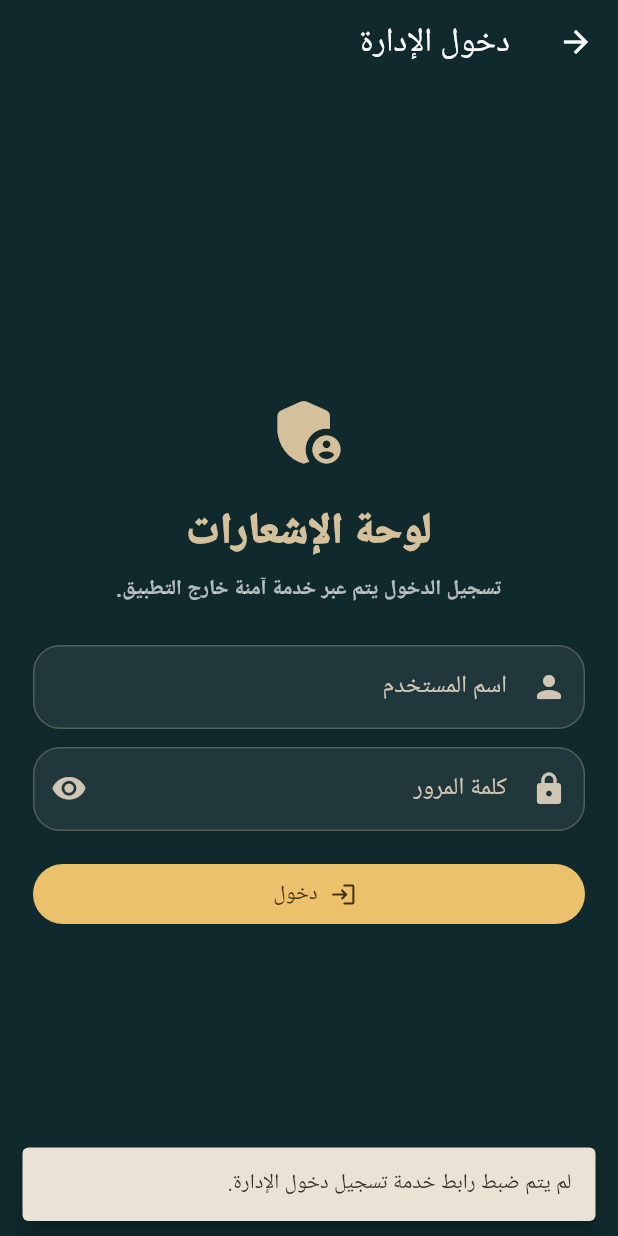
After one commit to GOLM1/zakat_radio_app, a Flutter app: the AdminLoginPage screen opened directly, after a tap on "دخول", on a phone screen of 412 x 824 dp. The commit adds this screen. Run offline on Flutter 3.47's test engine with Material 3 defaults, Android fonts, the phone set to English and light mode, and no system bars; our stand-ins replace google_fonts, just_audio, just_audio_background; missing offline and left inert: audio_session; Roboto replaces fonts that are missing (Tajawal); statements that could not run were skipped.

Commit message:
Add hidden admin notification dashboard

```diff
--- /dev/null
+++ b/lib/admin_dashboard.dart
@@ -0,0 +1,444 @@
+import 'dart:async';
+import 'dart:convert';
+import 'dart:io';
+
+import 'package:flutter/material.dart';
+
+const _authEndpoint = String.fromEnvironment('ZAKAT_AUTH_ENDPOINT');
+const _notificationEndpoint = String.fromEnvironment(
+  'ZAKAT_NOTIFICATION_ENDPOINT',
+);
+
+class AdminLoginPage extends StatefulWidget {
+  const AdminLoginPage({super.key});
+
+  @override
+  State<AdminLoginPage> createState() => _AdminLoginPageState();
+}
+
+class _AdminLoginPageState extends State<AdminLoginPage> {
+  final _usernameController = TextEditingController();
+  final _passwordController = TextEditingController();
+  bool _isLoggingIn = false;
+  bool _obscurePassword = true;
+
+  @override
+  void dispose() {
+    _usernameController.dispose();
+    _passwordController.dispose();
+    super.dispose();
+  }
+
+  Future<void> _login() async {
+    if (_authEndpoint.isEmpty) {
+      _showMessage('لم يتم ضبط رابط خدمة تسجيل دخول الإدارة.');
+      return;
+    }
+
+    final username = _usernameController.text.trim();
+    final password = _passwordController.text;
+
+    if (username.isEmpty || password.isEmpty) {
+      _showMessage('أدخل اسم المستخدم وكلمة المرور.');
+      return;
+    }
+
+    setState(() => _isLoggingIn = true);
+
+    try {
+      final session = await _authenticateAdmin(
+        username: username,
+        password: password,
+      );
+      if (!mounted) return;
+      Navigator.of(context).pushReplacement(
+        MaterialPageRoute<void>(
+          builder: (_) => AdminDashboardPage(session: session),
+        ),
+      );
+    } catch (_) {
+      _showMessage('بيانات الدخول غير صحيحة أو الخدمة غير متاحة.');
+    } finally {
+      if (mounted) setState(() => _isLoggingIn = false);
+    }
+  }
+
+  Future<AdminSession> _authenticateAdmin({
+    required String username,
+    required String password,
+  }) async {
+    final client = HttpClient();
+    try {
+      final request = await client
+          .postUrl(Uri.parse(_authEndpoint))
+          .timeout(const Duration(seconds: 12));
+
+      request.headers.contentType = ContentType.json;
+      request.write(
+        jsonEncode({
+          'username': username,
+          'password': password,
+          'source': 'zakat_radio_app',
+        }),
+      );
+
+      final response = await request.close().timeout(
+            const Duration(seconds: 12),
+          );
+      final responseBody = await utf8.decoder.bind(response).join();
+
+      if (response.statusCode < 200 || response.statusCode >= 300) {
+        throw HttpException('Admin authentication failed');
+      }
+
+      final decoded = jsonDecode(responseBody);
+      if (decoded is! Map<String, dynamic>) {
+        throw const FormatException('Invalid auth response');
+      }
+
+      final token = decoded['token'];
+      if (token is! String || token.isEmpty) {
+        throw const FormatException('Missing auth token');
+      }
+
+      return AdminSession(token: token, username: username);
+    } finally {
+      client.close(force: true);
+    }
+  }
+
+  void _showMessage(String message) {
+    ScaffoldMessenger.of(context).showSnackBar(
+      SnackBar(content: Text(message), behavior: SnackBarBehavior.floating),
+    );
+  }
+
+  @override
+  Widget build(BuildContext context) {
+    return Directionality(
+      textDirection: TextDirection.rtl,
+      child: Scaffold(
+        backgroundColor: const Color(0xFF0F292D),
+        appBar: AppBar(
+          backgroundColor: const Color(0xFF0F292D),
+          foregroundColor: Colors.white,
+          title: const Text('دخول الإدارة'),
+        ),
+        body: SafeArea(
+          child: Center(
+            child: SingleChildScrollView(
+              padding: const EdgeInsets.all(22),
+              child: ConstrainedBox(
+                constraints: const BoxConstraints(maxWidth: 460),
+                child: Column(
+                  crossAxisAlignment: CrossAxisAlignment.stretch,
+                  children: [
+                    const Icon(
+                      Icons.admin_panel_settings_rounded,
+                      color: Color(0xFFD5C09C),
+                      size: 56,
+                    ),
+                    const SizedBox(height: 18),
+                    const Text(
+                      'لوحة الإشعارات',
+                      textAlign: TextAlign.center,
+                      style: TextStyle(
+                        color: Color(0xFFD5C09C),
+                        fontSize: 28,
+                        fontWeight: FontWeight.w900,
+                      ),
+                    ),
+                    const SizedBox(height: 8),
+                    Text(
+                      'تسجيل الدخول يتم عبر خدمة آمنة خارج التطبيق.',
+                      textAlign: TextAlign.center,
+                      style: TextStyle(
+                        color: Colors.white.withValues(alpha: 0.68),
+                        fontSize: 14,
+                        fontWeight: FontWeight.w600,
+                      ),
+                    ),
+                    const SizedBox(height: 26),
+                    _AdminTextField(
+                      controller: _usernameController,
+                      label: 'اسم المستخدم',
+                      icon: Icons.person_rounded,
+                      textInputAction: TextInputAction.next,
+                    ),
+                    const SizedBox(height: 12),
+                    _AdminTextField(
+                      controller: _passwordController,
+                      label: 'كلمة المرور',
+                      icon: Icons.lock_rounded,
+                      obscureText: _obscurePassword,
+                      suffixIcon: IconButton(
+                        onPressed: () {
+                          setState(() => _obscurePassword = !_obscurePassword);
+                        },
+                        icon: Icon(
+                          _obscurePassword
+                              ? Icons.visibility_rounded
+                              : Icons.visibility_off_rounded,
+                        ),
+                      ),
+                      onSubmitted: (_) => _login(),
+                    ),
+                    const SizedBox(height: 18),
+                    FilledButton.icon(
+                      onPressed: _isLoggingIn ? null : _login,
+                      icon: _isLoggingIn
+                          ? const SizedBox(
+                              width: 18,
+                              height: 18,
+                              child: CircularProgressIndicator(strokeWidth: 2),
+                            )
+                          : const Icon(Icons.login_rounded),
+                      label: Text(_isLoggingIn ? 'جار الدخول...' : 'دخول'),
+                    ),
+                  ],
+                ),
+              ),
+            ),
+          ),
+        ),
+      ),
+    );
+  }
+}
+
+class AdminDashboardPage extends StatefulWidget {
+  const AdminDashboardPage({super.key, required this.session});
+
+  final AdminSession session;
+
+  @override
+  State<AdminDashboardPage> createState() => _AdminDashboardPageState();
+}
+
+class _AdminDashboardPageState extends State<AdminDashboardPage> {
+  final _titleController = TextEditingController();
+  final _bodyController = TextEditingController();
+  bool _isSending = false;
+
+  @override
+  void dispose() {
+    _titleController.dispose();
+    _bodyController.dispose();
+    super.dispose();
+  }
+
+  Future<void> _sendNotification() async {
+    final title = _titleController.text.trim();
+    final body = _bodyController.text.trim();
+
+    if (title.isEmpty || body.isEmpty) {
+      _showMessage('اكتب عنوان ونص الإشعار أولاً.');
+      return;
+    }
+
+    if (_notificationEndpoint.isEmpty) {
+      _showMessage('لم يتم ضبط رابط خدمة إرسال الإشعارات.');
+      return;
+    }
+
+    setState(() => _isSending = true);
+
+    try {
+      await _postNotification(title: title, body: body);
+      _titleController.clear();
+      _bodyController.clear();
+      _showMessage('تم إرسال طلب الإشعار بنجاح.');
+    } catch (_) {
+      _showMessage('تعذر إرسال الإشعار حالياً.');
+    } finally {
+      if (mounted) setState(() => _isSending = false);
+    }
+  }
+
+  Future<void> _postNotification({
+    required String title,
+    required String body,
+  }) async {
+    final client = HttpClient();
+    try {
+      final request = await client
+          .postUrl(Uri.parse(_notificationEndpoint))
+          .timeout(const Duration(seconds: 12));
+
+      request.headers.contentType = ContentType.json;
+      request.headers.set(
+        HttpHeaders.authorizationHeader,
+        'Bearer ${widget.session.token}',
+      );
+      request.write(
+        jsonEncode({
+          'title': title,
+          'body': body,
+          'target': 'all',
+          'source': 'zakat_radio_app',
+        }),
+      );
+
+      final response = await request.close().timeout(
+            const Duration(seconds: 12),
+          );
+      await response.drain<void>();
+
+      if (response.statusCode < 200 || response.statusCode >= 300) {
+        throw HttpException('Notification endpoint failed');
+      }
+    } finally {
+      client.close(force: true);
+    }
+  }
+
+  void _showMessage(String message) {
+    ScaffoldMessenger.of(context).showSnackBar(
+      SnackBar(content: Text(message), behavior: SnackBarBehavior.floating),
+    );
+  }
+
+  @override
+  Widget build(BuildContext context) {
+    return Directionality(
+      textDirection: TextDirection.rtl,
+      child: Scaffold(
+        backgroundColor: const Color(0xFF0F292D),
+        appBar: AppBar(
+          backgroundColor: const Color(0xFF0F292D),
+          foregroundColor: Colors.white,
+          title: const Text('داشبورد الإشعارات'),
+        ),
+        body: SafeArea(
+          child: Center(
+            child: SingleChildScrollView(
+              padding: const EdgeInsets.all(22),
+              child: ConstrainedBox(
+                constraints: const BoxConstraints(maxWidth: 560),
+                child: Column(
+                  crossAxisAlignment: CrossAxisAlignment.stretch,
+                  children: [
+                    const Icon(
+                      Icons.notifications_active_rounded,
+                      color: Color(0xFFD5C09C),
+                      size: 54,
+                    ),
+                    const SizedBox(height: 18),
+                    const Text(
+                      'إرسال إشعار للمستخدمين',
+                      textAlign: TextAlign.center,
+                      style: TextStyle(
+                        color: Color(0xFFD5C09C),
+                        fontSize: 26,
+                        fontWeight: FontWeight.w900,
+                      ),
+                    ),
+                    const SizedBox(height: 10),
+                    Text(
+                      'مسجل باسم ${widget.session.username}. سيتم إرسال الطلب بتوكن آمن من الخادم.',
+                      textAlign: TextAlign.center,
+                      style: TextStyle(
+                        color: Colors.white.withValues(alpha: 0.68),
+                        fontSize: 14,
+                        fontWeight: FontWeight.w600,
+                      ),
+                    ),
+                    const SizedBox(height: 24),
+                    _AdminTextField(
+                      controller: _titleController,
+                      label: 'عنوان الإشعار',
+                      icon: Icons.title_rounded,
+                      textInputAction: TextInputAction.next,
+                    ),
+                    const SizedBox(height: 12),
+                    _AdminTextField(
+                      controller: _bodyController,
+                      label: 'نص الإشعار',
+                      icon: Icons.short_text_rounded,
+                      minLines: 4,
+                      maxLines: 6,
+                    ),
+                    const SizedBox(height: 18),
+                    FilledButton.icon(
+                      onPressed: _isSending ? null : _sendNotification,
+                      icon: _isSending
+                          ? const SizedBox(
+                              width: 18,
+                              height: 18,
+                              child: CircularProgressIndicator(strokeWidth: 2),
+                            )
+                          : const Icon(Icons.send_rounded),
+                      label: Text(_isSending ? 'جار الإرسال...' : 'إرسال'),
+                    ),
+                  ],
+                ),
+              ),
+            ),
+          ),
+        ),
+      ),
+    );
+  }
+}
+
+class AdminSession {
+  const AdminSession({required this.token, required this.username});
+
+  final String token;
+  final String username;
+}
+
+class _AdminTextField extends StatelessWidget {
+  const _AdminTextField({
+    required this.controller,
+    required this.label,
+    required this.icon,
+    this.obscureText = false,
+    this.suffixIcon,
+    this.textInputAction,
+    this.onSubmitted,
+    this.minLines = 1,
+    this.maxLines = 1,
+  });
+
+  final TextEditingController controller;
+  final String label;
+  final IconData icon;
+  final bool obscureText;
+  final Widget? suffixIcon;
+  final TextInputAction? textInputAction;
+  final ValueChanged<String>? onSubmitted;
+  final int minLines;
+  final int maxLines;
+
+  @override
+  Widget build(BuildContext context) {
+    return TextField(
+      controller: controller,
+      obscureText: obscureText,
+      textInputAction: textInputAction,
+      onSubmitted: onSubmitted,
+      minLines: minLines,
+      maxLines: obscureText ? 1 : maxLines,
+      style: const TextStyle(color: Colors.white, fontWeight: FontWeight.w700),
+      decoration: InputDecoration(
+        labelText: label,
+        prefixIcon: Icon(icon),
+        suffixIcon: suffixIcon,
+        filled: true,
+        fillColor: Colors.white.withValues(alpha: 0.07),
+        border: OutlineInputBorder(borderRadius: BorderRadius.circular(18)),
+        enabledBorder: OutlineInputBorder(
+          borderRadius: BorderRadius.circular(18),
+          borderSide: BorderSide(
+            color: const Color(0xFFD5C09C).withValues(alpha: 0.28),
+          ),
+        ),
+        focusedBorder: OutlineInputBorder(
+          borderRadius: BorderRadius.circular(18),
+          borderSide: const BorderSide(color: Color(0xFFD5C09C), width: 1.4),
+        ),
+      ),
+    );
+  }
+}
```
Also changed, not shown: lib/main.dart (+74 -1 lines).
